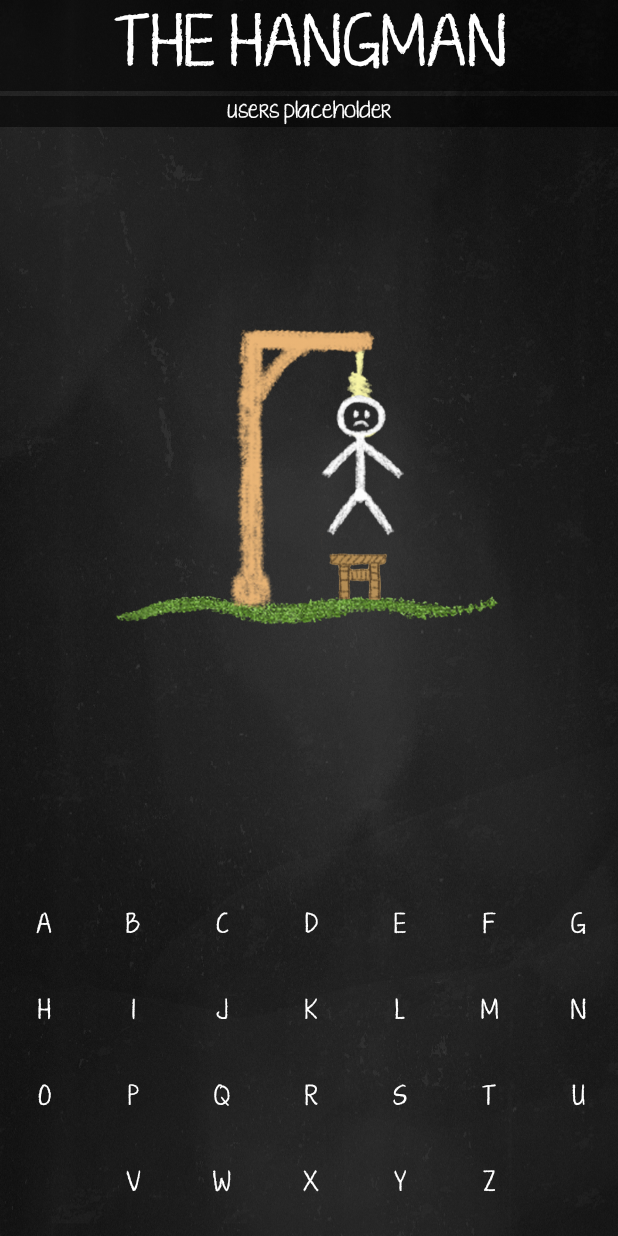
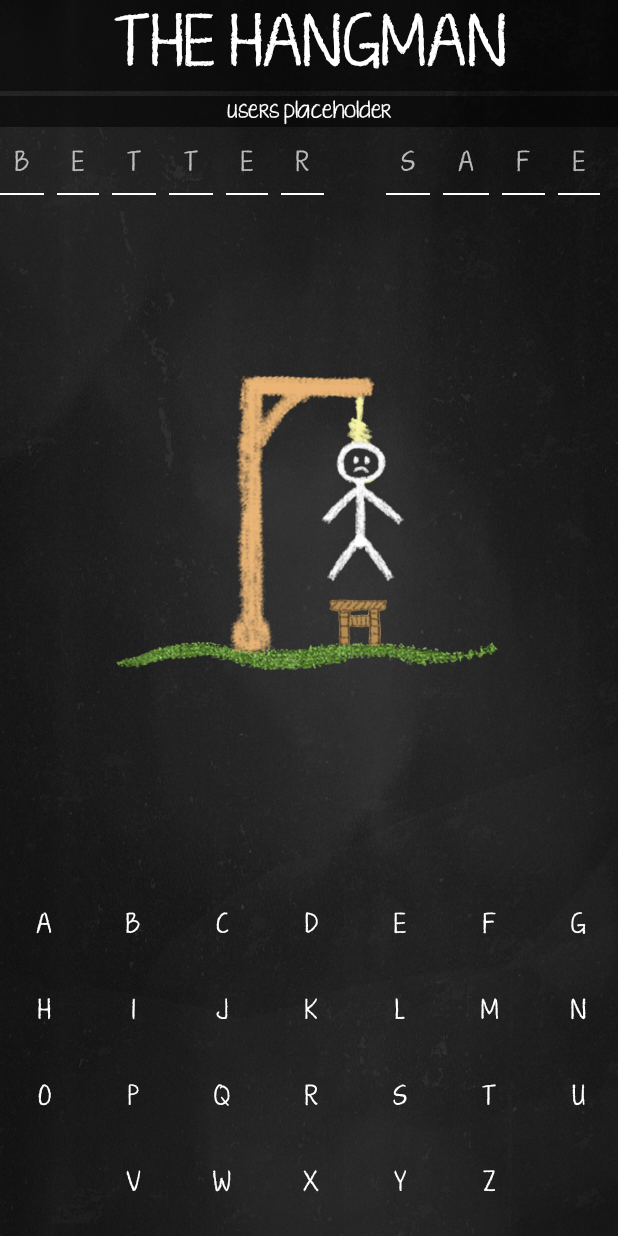
Before and after one commit to KamKozik/the-hangman-android, an Android app: the GameActivity screen opened directly, with no data from a screen before it, on a phone screen of 412 x 824 dp. Run offline under Robolectric (Android 15) with nearby library versions, the phone set to English and light mode, and no system bars.

Commit message:
Dynamically draw word

```diff
--- a/app/build.gradle
+++ b/app/build.gradle
@@ -20,6 +20,7 @@ android {
 
 dependencies {
 //    compile "com.android.support:support-core-utils:27.0.0"
+    compile 'org.apache.commons:commons-text:1.1'
     implementation fileTree(dir: 'libs', include: ['*.jar'])
     implementation 'com.android.support.constraint:constraint-layout:1.0.2'
     implementation 'com.android.support:appcompat-v7:26.1.0'
--- a/app/src/main/java/algorytmiczne/swiry/GameActivity.java
+++ b/app/src/main/java/algorytmiczne/swiry/GameActivity.java
@@ -5,6 +5,7 @@ import android.graphics.Color;
 import android.graphics.Typeface;
 import android.os.Bundle;
 import android.support.v4.content.res.ResourcesCompat;
+import android.support.v7.widget.AppCompatTextView;
 import android.util.Log;
 import android.view.Gravity;
 import android.view.View;
@@ -13,11 +14,18 @@ import android.widget.Space;
 import android.widget.TableLayout;
 import android.widget.TableRow;
 
+import org.apache.commons.lang3.text.WordUtils;
+
+import java.util.ArrayList;
+import java.util.Arrays;
+import java.util.List;
+
 import static android.content.ContentValues.TAG;
 
 public class GameActivity extends Activity {
 
     static final String AVAILABLE_LETTERS = "ABCDEFGHIJKLMNOPQRSTUVWXYZ";
+    static final int LINE_MAX_WIDTH = 12;
 
     @Override
     protected void onCreate(Bundle savedInstanceState) {
@@ -35,10 +43,11 @@ public class GameActivity extends Activity {
                 | View.SYSTEM_UI_FLAG_IMMERSIVE;
         decorView.setSystemUiVisibility(uiOptions);
 
-        fillLettersGridLayout();
+        createKeyboard();
+        drawWord("BETTER SAFE");
     }
 
-    public void fillLettersGridLayout() {
+    public void createKeyboard() {
         TableLayout table = findViewById(R.id.lettersTableLayout);
         Log.d(TAG, "Width :" + table.getWidth());
         int alphabetIndexer = 0;
@@ -51,7 +60,6 @@ public class GameActivity extends Activity {
             for (int cell = 0; cell < 7; cell++) {
                 if (row == 3 && (cell == 0 || cell == 6)) {
                     Space emptyView = new Space(this);
-                    emptyView.setBackgroundColor(Color.RED);
                     TableRow.LayoutParams viewParams = new TableRow.LayoutParams();
                     viewParams.gravity = Gravity.CENTER;
                     emptyView.setLayoutParams(viewParams);
@@ -77,4 +85,40 @@ public class GameActivity extends Activity {
         }
         table.setStretchAllColumns(true);
     }
+
+    public void drawWord(String word) {
+        int rows = word.length() / LINE_MAX_WIDTH;
+        List<String> wordRows = new ArrayList<>();
+
+        TableLayout wordTableLayout = findViewById(R.id.wordTableLayout);
+        Log.d(TAG, "Width :" + wordTableLayout.getWidth());
+
+        String formattedString = WordUtils.wrap(word, LINE_MAX_WIDTH);
+        wordRows.addAll(Arrays.asList(formattedString.split("\\r?\\n")));
+
+        for (int row = 0; row < wordRows.size(); row++) {
+            TableRow tr = new TableRow(this);
+            tr.setId(200 + 1);
+            TableLayout.LayoutParams params = new TableLayout.LayoutParams(0, TableLayout.LayoutParams.WRAP_CONTENT, 1f);
+
+            for (char c : wordRows.get(row).toCharArray()) {
+                AppCompatTextView letterView = new AppCompatTextView(this);
+                if (c == ' ') {
+                    letterView.setBackgroundResource(R.drawable.letterspace);
+                } else {
+                    letterView.setBackgroundResource(R.drawable.letterline);
+                }
+                letterView.setText(String.valueOf(c));
+                Typeface typeface = ResourcesCompat.getFont(this, R.font.appfont);
+                letterView.setTypeface(typeface);
+                TableRow.LayoutParams letterParams = new TableRow.LayoutParams();
+                letterParams.gravity = Gravity.FILL;
+                letterView.setLayoutParams(letterParams);
+                tr.addView(letterView);
+            }
+            tr.setLayoutParams(params);
+            wordTableLayout.addView(tr, params);
+        }
+//        wordTableLayout.setStretchAllColumns(true);
+    }
 }
--- /dev/null
+++ b/app/src/main/java/algorytmiczne/swiry/views/LetterView.java
@@ -0,0 +1,20 @@
+package algorytmiczne.swiry.views;
+
+import android.content.Context;
+import android.util.AttributeSet;
+import android.view.View;
+
+/**
+ * Created by artfurma on 26.11.2017.
+ */
+
+public class LetterView extends View {
+
+    public LetterView(Context context) {
+        super(context);
+    }
+
+    public LetterView(Context context, AttributeSet attrs) {
+        super(context, attrs);
+    }
+}
--- /dev/null
+++ b/app/src/main/res/drawable/letterline.xml
@@ -0,0 +1,22 @@
+<?xml version="1.0" encoding="utf-8"?>
+<layer-list xmlns:android="http://schemas.android.com/apk/res/android" >
+    <item
+        android:bottom="1dp"
+        android:left="-2dp"
+        android:right="-2dp"
+        android:top="-2dp">
+        <shape android:shape="rectangle" >
+            <stroke
+                android:width="1dp"
+                android:color="#FFFFFFFF" />
+
+            <solid android:color="#00FFFFFF" />
+
+            <padding android:left="10dp"
+                android:right="10dp"
+                android:top="10dp"
+                android:bottom="10dp" />
+        </shape>
+    </item>
+
+</layer-list>
--- /dev/null
+++ b/app/src/main/res/drawable/letterspace.xml
@@ -0,0 +1,22 @@
+<?xml version="1.0" encoding="utf-8"?>
+<layer-list xmlns:android="http://schemas.android.com/apk/res/android" >
+    <item
+        android:bottom="1dp"
+        android:left="-2dp"
+        android:right="-2dp"
+        android:top="-2dp">
+        <shape android:shape="rectangle" >
+            <stroke
+                android:width="1dp"
+                android:color="#00FFFFFF" />
+
+            <solid android:color="#00FFFFFF" />
+
+            <padding android:left="10dp"
+                android:right="10dp"
+                android:top="10dp"
+                android:bottom="10dp" />
+        </shape>
+    </item>
+
+</layer-list>
--- a/app/src/main/res/layout/activity_game.xml
+++ b/app/src/main/res/layout/activity_game.xml
@@ -40,6 +40,35 @@
         app:layout_constraintTop_toTopOf="parent"
         app:layout_constraintVertical_bias="0.08" />
 
+    <!--<android.support.v7.widget.AppCompatTextView-->
+        <!--android:layout_width="48dp"-->
+        <!--android:layout_height="48dp"-->
+        <!--android:background="@drawable/letterline"-->
+        <!--android:text="D"-->
+        <!--android:textAlignment="center"-->
+        <!--android:textColor="@color/colorPrimary"-->
+        <!--android:textSize="24sp"-->
+        <!--app:fontFamily="@font/appfont"-->
+        <!--app:layout_constraintBottom_toBottomOf="parent"-->
+        <!--app:layout_constraintHorizontal_bias="0.1"-->
+        <!--app:layout_constraintLeft_toLeftOf="parent"-->
+        <!--app:layout_constraintRight_toRightOf="parent"-->
+        <!--app:layout_constraintTop_toTopOf="parent"-->
+        <!--app:layout_constraintVertical_bias="0.1" />-->
+
+    <TableLayout
+        android:id="@+id/wordTableLayout"
+        android:layout_width="match_parent"
+        android:layout_height="100dp"
+        android:shrinkColumns="*"
+        android:stretchColumns="*"
+        app:layout_constraintBottom_toBottomOf="parent"
+        app:layout_constraintLeft_toLeftOf="parent"
+        app:layout_constraintRight_toRightOf="parent"
+        app:layout_constraintTop_toTopOf="parent"
+        app:layout_constraintVertical_bias="0.12" />
+
+
     <ImageView
         android:id="@+id/imageView"
         android:layout_width="match_parent"
@@ -52,20 +81,18 @@
         app:layout_constraintLeft_toLeftOf="parent"
         app:layout_constraintRight_toRightOf="parent"
         app:layout_constraintTop_toTopOf="parent"
-        app:layout_constraintVertical_bias="0.35" />
+        app:layout_constraintVertical_bias="0.4" />
 
     <TableLayout
         android:id="@+id/lettersTableLayout"
         android:layout_width="match_parent"
         android:layout_height="230dp"
+        android:shrinkColumns="*"
         android:stretchColumns="*"
-        android:shrinkColumns="*"
         app:layout_constraintBottom_toBottomOf="parent"
         app:layout_constraintLeft_toLeftOf="parent"
         app:layout_constraintRight_toRightOf="parent"
         app:layout_constraintTop_toTopOf="parent"
-        app:layout_constraintVertical_bias="0.99">
-
-    </TableLayout>
+        app:layout_constraintVertical_bias="0.99" />
 
 </android.support.constraint.ConstraintLayout>
--- a/app/src/main/res/values/attrs.xml
+++ b/app/src/main/res/values/attrs.xml
@@ -9,4 +9,7 @@
         <attr name="metaButtonBarButtonStyle" format="reference" />
     </declare-styleable>
 
+    <declare-styleable name="LetterView">
+        <attr name="letter" format="string" />
+    </declare-styleable>
 </resources>
--- /dev/null
+++ b/app/src/main/res/xml/view_letter.xml
@@ -0,0 +1,6 @@
+<?xml version="1.0" encoding="utf-8"?>
+<resources>
+    <declare-styleable name="LetterView">
+        <attr name="letter" format="char" />
+    </declare-styleable>
+</resources>
```
